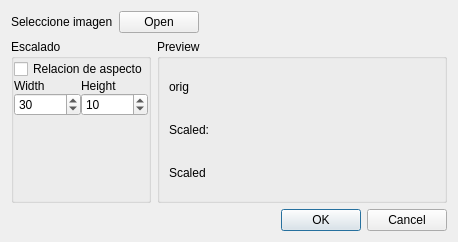
First picture: the form in Software/JarvisServer/common/qimageselectionwidget.ui, repository makespacemadrid/Jarvis, before the edit.
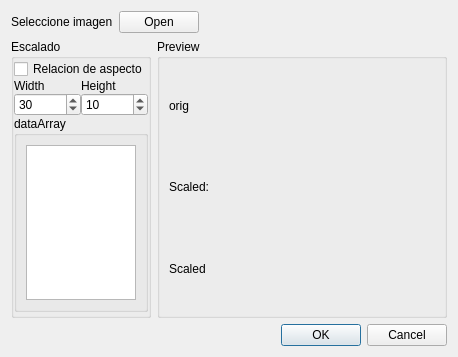
Second picture: the form after the edit.

The edit to the form file:
```diff
--- a/Software/JarvisServer/common/qimageselectionwidget.ui
+++ b/Software/JarvisServer/common/qimageselectionwidget.ui
@@ -7,7 +7,7 @@
     <x>0</x>
     <y>0</y>
     <width>458</width>
-    <height>242</height>
+    <height>357</height>
    </rect>
   </property>
   <property name="windowTitle">
@@ -127,6 +127,18 @@
           </item>
          </layout>
         </item>
+        <item>
+         <widget class="QGroupBox" name="groupBox_3">
+          <property name="title">
+           <string>dataArray</string>
+          </property>
+          <layout class="QVBoxLayout" name="verticalLayout_6">
+           <item>
+            <widget class="QPlainTextEdit" name="dataArrayEdit"/>
+           </item>
+          </layout>
+         </widget>
+        </item>
         <item>
          <spacer name="verticalSpacer">
           <property name="orientation">
```
Left out of the diff: 5 changed lines with no effect on the pictures.
